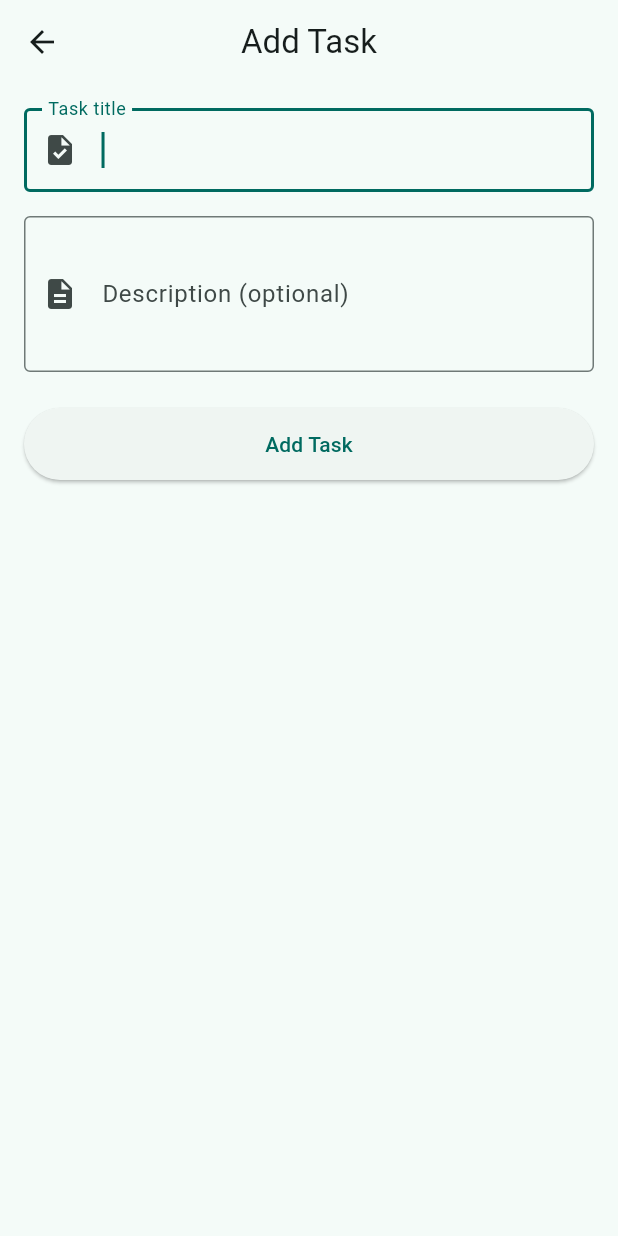
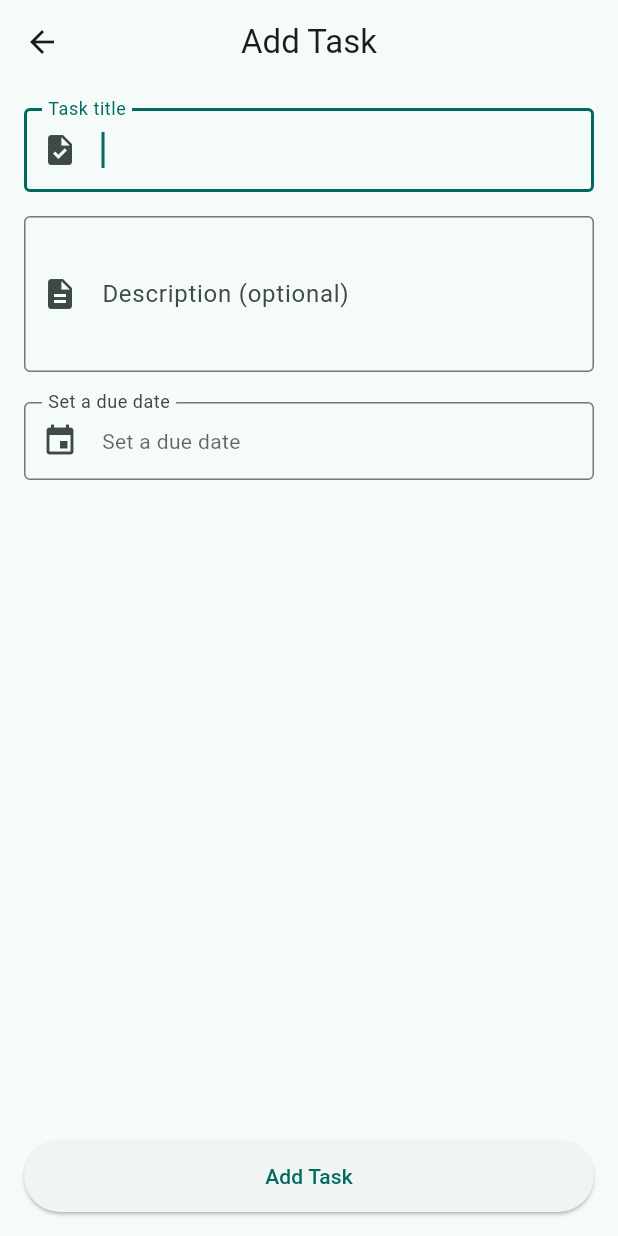
Before and after one commit to atefBB/simple-todo-flutter-app, a Flutter app: the AddTaskScreen screen opened directly, on a phone screen of 412 x 824 dp. Run offline on Flutter 3.47's test engine with Material 3 defaults, Android fonts, the light colour scheme and no system bars; our stand-ins replace shared_preferences, supabase_flutter; accounts and stored records are empty.

Commit message:
add due date/time picker when creating tasks

```diff
--- a/lib/l10n/app_ar.arb
+++ b/lib/l10n/app_ar.arb
@@ -58,5 +58,9 @@
 
   "tapToAdd": "اضغط على زر + لإضافة مهمتك الأولى",
 
+  "dueDate": "تاريخ الاستحقاق: {date}",
+
+  "dueDateHint": "حدد تاريخ الاستحقاق",
+
   "errorPrefix": "خطأ: {message}"
 }
--- a/lib/l10n/app_en.arb
+++ b/lib/l10n/app_en.arb
@@ -142,6 +142,21 @@
   },
   "createdDate": "Created: {date}",
 
+  "@dueDate": {
+    "description": "Shows due date of a task",
+    "placeholders": {
+      "date": {
+        "type": "String"
+      }
+    }
+  },
+  "dueDate": "Due: {date}",
+
+  "@dueDateHint": {
+    "description": "Hint text shown when no due date is set"
+  },
+  "dueDateHint": "Set a due date",
+
   "@deleteTask": {
     "description": "Title of delete confirmation dialog"
   },
--- a/lib/models/task.dart
+++ b/lib/models/task.dart
@@ -8,6 +8,7 @@ class Task {
   String createdBy;
   DateTime createdAt;
   DateTime? doneAt;
+  DateTime? dueAt;
 
   Task({
     required this.id,
@@ -19,6 +20,7 @@ class Task {
     required this.createdBy,
     required this.createdAt,
     this.doneAt,
+    this.dueAt,
   });
 
   factory Task.fromJson(Map<String, dynamic> json) {
@@ -34,6 +36,9 @@ class Task {
       doneAt: json['done_at'] != null
           ? DateTime.parse(json['done_at'] as String)
           : null,
+      dueAt: json['due_at'] != null
+          ? DateTime.parse(json['due_at'] as String)
+          : null,
     );
   }
 
@@ -48,6 +53,7 @@ class Task {
       'created_by': createdBy,
       'created_at': createdAt.toIso8601String(),
       'done_at': doneAt?.toIso8601String(),
+      'due_at': dueAt?.toIso8601String(),
     };
   }
 
@@ -58,6 +64,7 @@ class Task {
       'is_done': isDone,
       'assigned_to': assignedTo,
       'done_at': doneAt?.toIso8601String(),
+      'due_at': dueAt?.toIso8601String(),
     };
   }
 
@@ -67,6 +74,7 @@ class Task {
     bool? isDone,
     String? assignedTo,
     DateTime? doneAt,
+    DateTime? dueAt,
   }) {
     return Task(
       id: id,
@@ -78,6 +86,7 @@ class Task {
       createdBy: createdBy,
       createdAt: createdAt,
       doneAt: doneAt ?? this.doneAt,
+      dueAt: dueAt ?? this.dueAt,
     );
   }
 }
--- a/lib/screens/add_task_screen.dart
+++ b/lib/screens/add_task_screen.dart
@@ -19,6 +19,7 @@ class _AddTaskScreenState extends State<AddTaskScreen> {
 
   final _titleController = TextEditingController();
   final _descriptionController = TextEditingController();
+  DateTime? _dueDate;
   bool _isLoading = false;
 
   @override
@@ -26,6 +27,35 @@ class _AddTaskScreenState extends State<AddTaskScreen> {
     _titleController.dispose();
     _descriptionController.dispose();
     super.dispose();
+  }
+
+  Future<void> _pickDueDate() async {
+    final now = DateTime.now();
+    final picked = await showDatePicker(
+      context: context,
+      initialDate: _dueDate ?? now,
+      firstDate: now.subtract(const Duration(days: 365)),
+      lastDate: now.add(const Duration(days: 365 * 5)),
+    );
+    if (picked == null || !mounted) return;
+
+    final time = await showTimePicker(
+      context: context,
+      initialTime: _dueDate != null
+          ? TimeOfDay.fromDateTime(_dueDate!)
+          : const TimeOfDay(hour: 23, minute: 59),
+    );
+    if (time == null || !mounted) return;
+
+    setState(() {
+      _dueDate = DateTime(
+        picked.year,
+        picked.month,
+        picked.day,
+        time.hour,
+        time.minute,
+      );
+    });
   }
 
   Future<void> _addTask() async {
@@ -52,6 +82,7 @@ class _AddTaskScreenState extends State<AddTaskScreen> {
         description: _descriptionController.text.trim(),
         createdBy: uid,
         createdAt: DateTime.now(),
+        dueAt: _dueDate,
       );
 
       await taskProvider.addTask(task);
@@ -70,6 +101,7 @@ class _AddTaskScreenState extends State<AddTaskScreen> {
   @override
   Widget build(BuildContext context) {
     final l10n = AppLocalizations.of(context)!;
+    final theme = Theme.of(context);
 
     return Scaffold(
       appBar: AppBar(
@@ -78,6 +110,7 @@ class _AddTaskScreenState extends State<AddTaskScreen> {
       body: Padding(
         padding: const EdgeInsets.all(16.0),
         child: Column(
+          crossAxisAlignment: CrossAxisAlignment.start,
           children: [
             TextField(
               controller: _titleController,
@@ -100,7 +133,33 @@ class _AddTaskScreenState extends State<AddTaskScreen> {
               maxLines: 3,
               textCapitalization: TextCapitalization.sentences,
             ),
-            const SizedBox(height: 24),
+            const SizedBox(height: 20),
+            InkWell(
+              onTap: _pickDueDate,
+              borderRadius: BorderRadius.circular(8),
+              child: InputDecorator(
+                decoration: InputDecoration(
+                  labelText: l10n.dueDateHint,
+                  border: const OutlineInputBorder(),
+                  prefixIcon: const Icon(Icons.event),
+                  suffixIcon: _dueDate != null
+                      ? IconButton(
+                          icon: const Icon(Icons.clear),
+                          onPressed: () => setState(() => _dueDate = null),
+                        )
+                      : null,
+                ),
+                child: Text(
+                  _dueDate != null
+                      ? _formatDueDate(_dueDate!)
+                      : l10n.dueDateHint,
+                  style: TextStyle(
+                    color: _dueDate != null ? null : theme.hintColor,
+                  ),
+                ),
+              ),
+            ),
+            const Spacer(),
             SizedBox(
               width: double.infinity,
               height: 48,
@@ -120,4 +179,10 @@ class _AddTaskScreenState extends State<AddTaskScreen> {
       ),
     );
   }
+
+  String _formatDueDate(DateTime date) {
+    final hour = date.hour.toString().padLeft(2, '0');
+    final minute = date.minute.toString().padLeft(2, '0');
+    return '${date.day}/${date.month}/${date.year} $hour:$minute';
+  }
 }
```
Also changed, not shown: lib/widgets/task_card.dart (+77 -7 lines), lib/generated/app_localizations.dart, lib/generated/app_localizations_ar.dart, lib/generated/app_localizations_en.dart.
